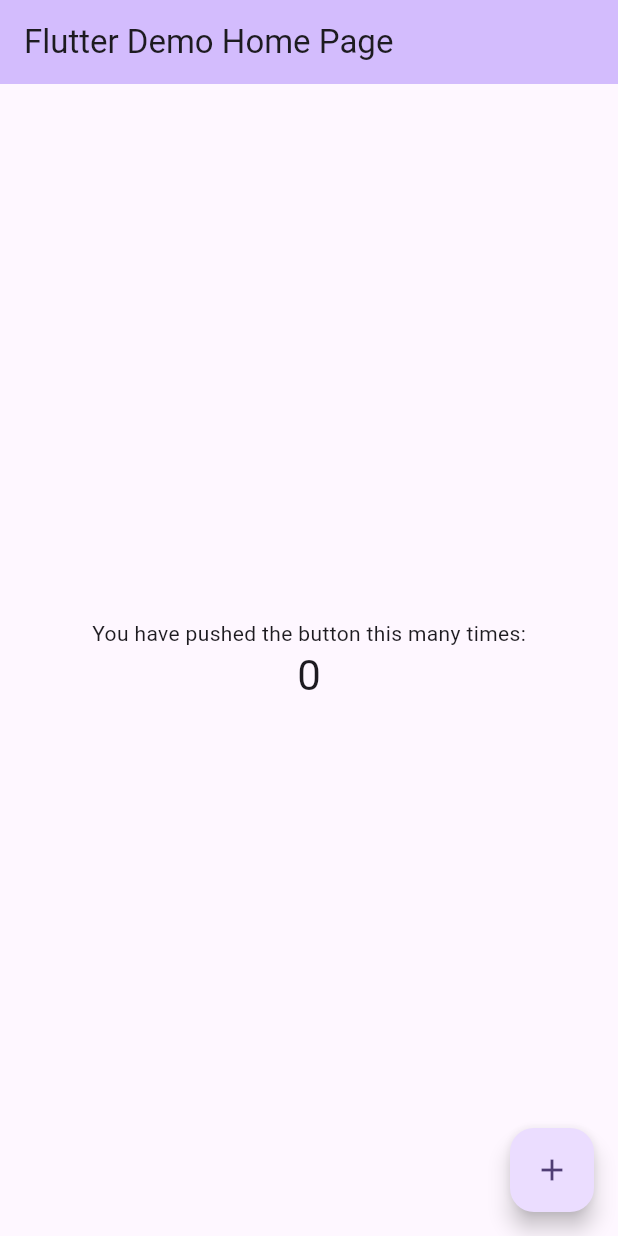
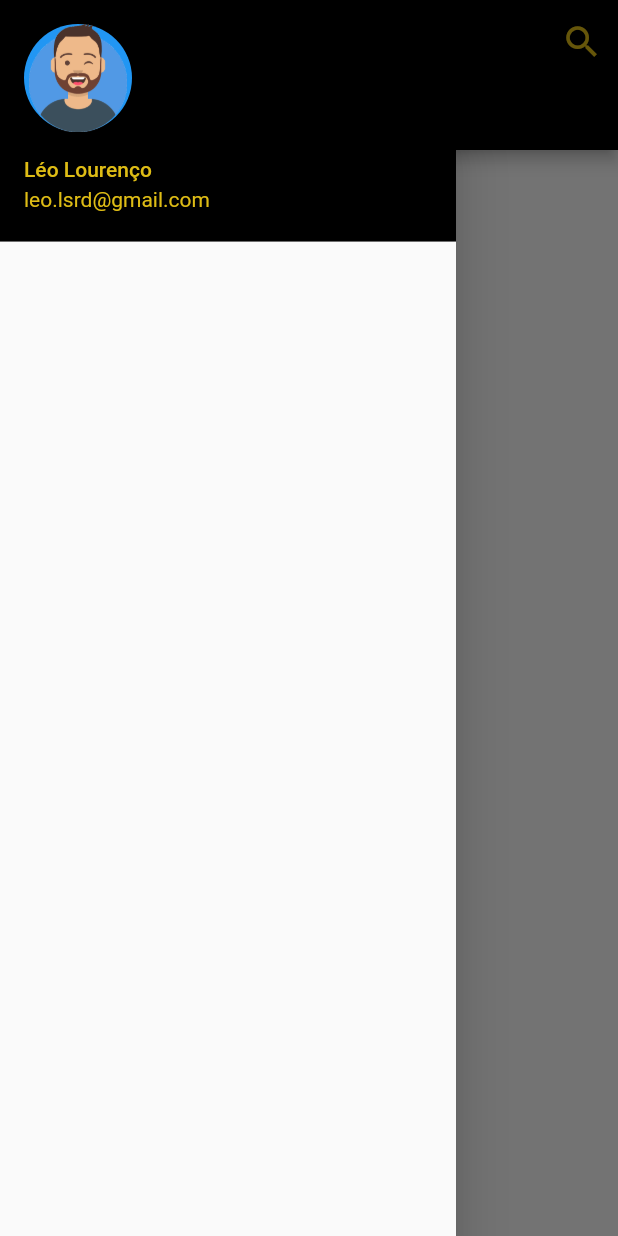
Before and after one commit to leolsrd/myAppFlutter, a Flutter app: the screen it shows after launch, with the side drawer open (before the commit the screen has no drawer), on a phone screen of 412 x 824 dp. Run offline on Flutter 3.47's test engine with Material 2 defaults, Android fonts, the phone set to English and light mode, and no system bars.

```diff
--- a/lib/main.dart
+++ b/lib/main.dart
@@ -1,4 +1,5 @@
 import 'package:flutter/material.dart';
+import 'package:myappflutter/pages/home/home_page.dart';
 
 void main() {
   runApp(const MyApp());
@@ -10,116 +11,9 @@ class MyApp extends StatelessWidget {
   // This widget is the root of your application.
   @override
   Widget build(BuildContext context) {
-    return MaterialApp(
-      title: 'Flutter Demo',
-      theme: ThemeData(
-        // This is the theme of your application.
-        //
-        // TRY THIS: Try running your application with "flutter run". You'll see
-        // the application has a blue toolbar. Then, without quitting the app,
-        // try changing the seedColor in the colorScheme below to Colors.green
-        // and then invoke "hot reload" (save your changes or press the "hot
-        // reload" button in a Flutter-supported IDE, or press "r" if you used
-        // the command line to start the app).
-        //
-        // Notice that the counter didn't reset back to zero; the application
-        // state is not lost during the reload. To reset the state, use hot
-        // restart instead.
-        //
-        // This works for code too, not just values: Most code changes can be
-        // tested with just a hot reload.
-        colorScheme: ColorScheme.fromSeed(seedColor: Colors.deepPurple),
-        useMaterial3: true,
-      ),
-      home: const MyHomePage(title: 'Flutter Demo Home Page'),
+    return const MaterialApp(
+      title: 'My Hello World!!!',
+      home: HomePage(),
     );
   }
 }
-
-class MyHomePage extends StatefulWidget {
-  const MyHomePage({super.key, required this.title});
-
-  // This widget is the home page of your application. It is stateful, meaning
-  // that it has a State object (defined below) that contains fields that affect
-  // how it looks.
-
-  // This class is the configuration for the state. It holds the values (in this
-  // case the title) provided by the parent (in this case the App widget) and
-  // used by the build method of the State. Fields in a Widget subclass are
-  // always marked "final".
-
-  final String title;
-
-  @override
-  State<MyHomePage> createState() => _MyHomePageState();
-}
-
-class _MyHomePageState extends State<MyHomePage> {
-  int _counter = 0;
-
-  void _incrementCounter() {
-    setState(() {
-      // This call to setState tells the Flutter framework that something has
-      // changed in this State, which causes it to rerun the build method below
-      // so that the display can reflect the updated values. If we changed
-      // _counter without calling setState(), then the build method would not be
-      // called again, and so nothing would appear to happen.
-      _counter++;
-    });
-  }
-
-  @override
-  Widget build(BuildContext context) {
-    // This method is rerun every time setState is called, for instance as done
-    // by the _incrementCounter method above.
-    //
-    // The Flutter framework has been optimized to make rerunning build methods
-    // fast, so that you can just rebuild anything that needs updating rather
-    // than having to individually change instances of widgets.
-    return Scaffold(
-      appBar: AppBar(
-        // TRY THIS: Try changing the color here to a specific color (to
-        // Colors.amber, perhaps?) and trigger a hot reload to see the AppBar
-        // change color while the other colors stay the same.
-        backgroundColor: Theme.of(context).colorScheme.inversePrimary,
-        // Here we take the value from the MyHomePage object that was created by
-        // the App.build method, and use it to set our appbar title.
-        title: Text(widget.title),
-      ),
-      body: Center(
-        // Center is a layout widget. It takes a single child and positions it
-        // in the middle of the parent.
-        child: Column(
-          // Column is also a layout widget. It takes a list of children and
-          // arranges them vertically. By default, it sizes itself to fit its
-          // children horizontally, and tries to be as tall as its parent.
-          //
-          // Column has various properties to control how it sizes itself and
-          // how it positions its children. Here we use mainAxisAlignment to
-          // center the children vertically; the main axis here is the vertical
-          // axis because Columns are vertical (the cross axis would be
-          // horizontal).
-          //
-          // TRY THIS: Invoke "debug painting" (choose the "Toggle Debug Paint"
-          // action in the IDE, or press "p" in the console), to see the
-          // wireframe for each widget.
-          mainAxisAlignment: MainAxisAlignment.center,
-          children: <Widget>[
-            const Text(
-              'You have pushed the button this many times:',
-            ),
-            Text(
-              '$_counter',
-              style: Theme.of(context).textTheme.headlineMedium,
-            ),
-          ],
-        ),
-      ),
-      floatingActionButton: FloatingActionButton(
-        onPressed: _incrementCounter,
-        tooltip: 'Increment',
-        child: const Icon(Icons.add),
-      ), // This trailing comma makes auto-formatting nicer for build methods.
-    );
-  }
-}
--- /dev/null
+++ b/lib/pages/home/home_page.dart
@@ -0,0 +1,23 @@
+import 'package:flutter/material.dart';
+import 'package:myappflutter/widget/my_appBar.dart';
+import 'package:myappflutter/widget/my_drawer.dart';
+
+class HomePage extends StatefulWidget {
+  const HomePage({super.key});
+
+  @override
+  State<HomePage> createState() => _HomePageState();
+}
+
+class _HomePageState extends State<HomePage> {
+  @override
+  Widget build(BuildContext context) {
+    return const Scaffold(
+      drawer: MyDrawer(),
+      appBar: MyAppBar(),
+      body: Center(
+        child: Text('Body'),
+      ),
+    );
+  }
+}
--- /dev/null
+++ b/lib/shared/app_colors.dart
@@ -0,0 +1,7 @@
+import 'package:flutter/material.dart';
+
+class AppColors {
+  static Color black = const Color(0xff000000);
+  static Color yellow = const Color.fromARGB(255, 222, 188, 21);
+  static Color white = const Color(0xffffffff);
+}
--- /dev/null
+++ b/lib/shared/app_images.dart
@@ -0,0 +1,3 @@
+class AppImages {
+  static String avatar = "lib/assets/imgs/avatar.png";
+}
--- /dev/null
+++ b/lib/widget/my_appBar.dart
@@ -0,0 +1,35 @@
+import 'package:flutter/material.dart';
+import 'package:myappflutter/shared/app_colors.dart';
+
+class MyAppBar extends StatelessWidget implements PreferredSizeWidget {
+  const MyAppBar({
+    super.key,
+  });
+
+  @override
+  Size get preferredSize => const Size.fromHeight(100);
+
+  @override
+  Widget build(BuildContext context) {
+    return AppBar(
+      iconTheme: IconThemeData(color: AppColors.yellow),
+      backgroundColor: AppColors.black,
+      titleSpacing: 80,
+      title: Text(
+        'Hello World!!!',
+        style: TextStyle(color: AppColors.yellow),
+      ),
+      actions: [
+        IconButton(
+          onPressed: () {
+            debugPrint("Clicou");
+          },
+          icon: const Icon(Icons.search),
+          tooltip: "Procurar",
+          iconSize: 28,
+          color: AppColors.yellow,
+        )
+      ],
+    );
+  }
+}
--- /dev/null
+++ b/lib/widget/my_drawer.dart
@@ -0,0 +1,43 @@
+import 'package:flutter/material.dart';
+import 'package:myappflutter/shared/app_colors.dart';
+import 'package:myappflutter/shared/app_images.dart';
+
+class MyDrawer extends StatefulWidget {
+  const MyDrawer({
+    super.key,
+  });
+
+  @override
+  State<MyDrawer> createState() => _MyDrawerState();
+}
+
+class _MyDrawerState extends State<MyDrawer> {
+  @override
+  Widget build(BuildContext context) {
+    return Drawer(
+      child: ListView(
+        padding: EdgeInsets.zero,
+        children: [
+          SizedBox(
+            // height: 90.0,
+            child: UserAccountsDrawerHeader(
+              accountName: Text(
+                "Léo Lourenço",
+                style: TextStyle(color: AppColors.yellow),
+              ),
+              accountEmail: Text(
+                "leo.lsrd@gmail.com",
+                style: TextStyle(color: AppColors.yellow),
+              ),
+              decoration: BoxDecoration(color: AppColors.black),
+              currentAccountPicture: CircleAvatar(
+                backgroundColor: Colors.blue,
+                child: Image.asset(AppImages.avatar),
+              ),
+            ),
+          ),
+        ],
+      ),
+    );
+  }
+}
--- a/pubspec.yaml
+++ b/pubspec.yaml
@@ -59,7 +59,8 @@ flutter:
   uses-material-design: true
 
   # To add assets to your application, add an assets section, like this:
-  # assets:
+  assets:
+    - lib/assets/imgs/
   #   - images/a_dot_burr.jpeg
   #   - images/a_dot_ham.jpeg
 
```
Also changed, not shown: lib/assets/imgs/avatar.png (added).
